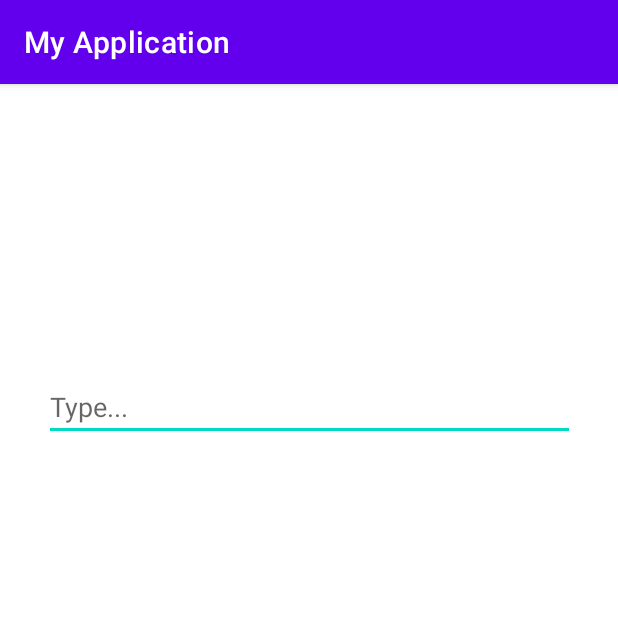
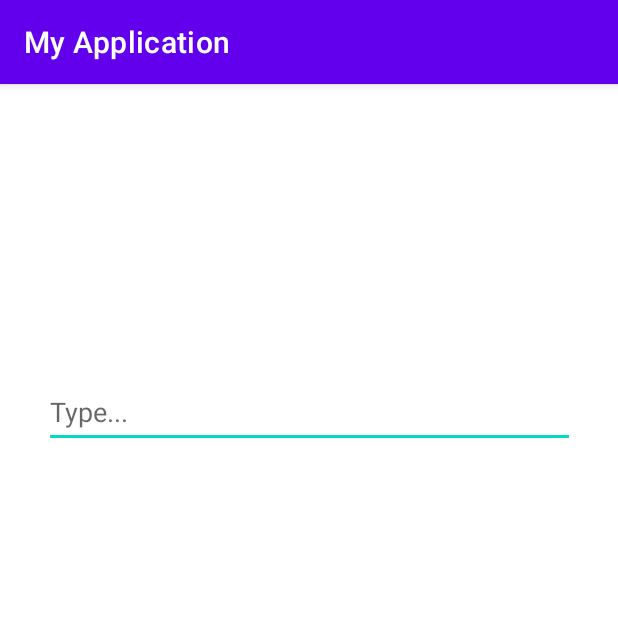
Before and after one commit to sibeux/android-java-native, an Android app: the screen it shows after launch (MainActivity), on a phone screen of 412 x 824 dp, the top half of it. Run offline under Robolectric (Android 15) with nearby library versions, the phone set to English and light mode, and no system bars.

Commit message:
ini commit dari android studio

```diff
--- a/app/src/main/java/com/android/hacktiv8/MainActivity.java
+++ b/app/src/main/java/com/android/hacktiv8/MainActivity.java
@@ -36,7 +36,7 @@
     protected void onStop() {
         super.onStop();
         Toast.makeText(this,"onStop()",Toast.LENGTH_LONG).show();
-//         save isi dari input
+//         save isi dari input // open
         String f = form.getText().toString();
         SharedPreferences.Editor editor = sharedPreferences.edit();
         editor.putString(Form, f);
--- a/app/src/main/res/layout/activity_main.xml
+++ b/app/src/main/res/layout/activity_main.xml
@@ -9,7 +9,7 @@
     <EditText
         android:id="@+id/formText"
         android:layout_width="354dp"
-        android:layout_height="42dp"
+        android:layout_height="48dp"
         android:layout_below="@+id/etName"
         android:layout_alignParentEnd="true"
         android:autofillHints=""
```
